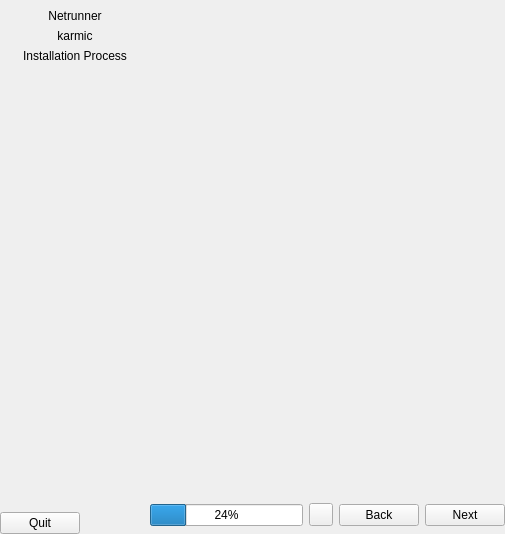
Above: gui/qt/app.ui from netrunner-kubuntu-legacy/ubiquity before the change. Below: the same form after it.
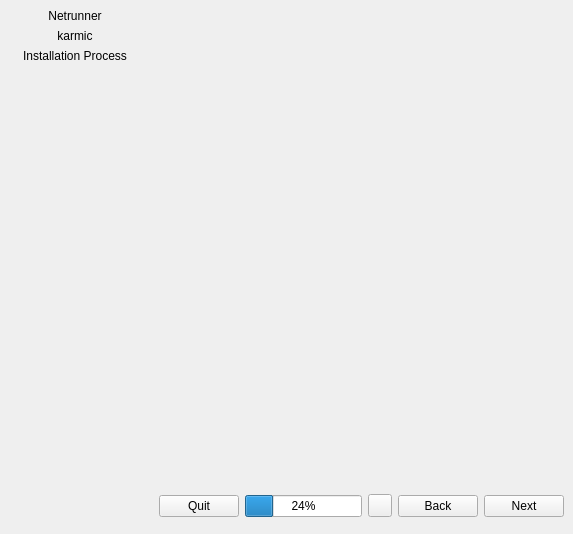
That is the form after the change.

Diff of the .ui file:
```diff
--- a/gui/qt/app.ui
+++ b/gui/qt/app.ui
@@ -6,7 +6,7 @@
    <rect>
     <x>0</x>
     <y>0</y>
-    <width>505</width>
+    <width>573</width>
     <height>534</height>
    </rect>
   </property>
@@ -29,10 +29,7 @@
         <verstretch>0</verstretch>
        </sizepolicy>
       </property>
-      <layout class="QHBoxLayout" name="horizontalLayout">
-       <property name="margin">
-        <number>0</number>
-       </property>
+      <layout class="QHBoxLayout" name="horizontalLayout_8">
        <item>
         <widget class="QStackedWidget" name="progress_stack">
          <property name="sizePolicy">
@@ -46,6 +43,16 @@
            <property name="margin">
             <number>0</number>
            </property>
+           <item>
+            <widget class="QPushButton" name="quit">
+             <property name="text">
+              <string>Quit</string>
+             </property>
+             <property name="autoDefault">
+              <bool>true</bool>
+             </property>
+            </widget>
+           </item>
            <item>
             <widget class="QProgressBar" name="progressBar">
              <property name="value">
@@ -112,7 +119,7 @@
     <item row="0" column="0" rowspan="2">
      <widget class="QWidget" name="sidebar_widget" native="true">
       <property name="sizePolicy">
-       <sizepolicy hsizetype="Fixed" vsizetype="Preferred">
+       <sizepolicy hsizetype="Fixed" vsizetype="MinimumExpanding">
         <horstretch>0</horstretch>
         <verstretch>0</verstretch>
        </sizepolicy>
@@ -184,7 +191,7 @@
        <item>
         <widget class="QWidget" name="steps_widget" native="true">
          <property name="sizePolicy">
-          <sizepolicy hsizetype="Minimum" vsizetype="Minimum">
+          <sizepolicy hsizetype="Expanding" vsizetype="MinimumExpanding">
            <horstretch>0</horstretch>
            <verstretch>0</verstretch>
           </sizepolicy>
@@ -199,23 +206,10 @@
          </layout>
         </widget>
        </item>
-       <item>
-        <spacer name="verticalSpacer">
-         <property name="orientation">
-          <enum>Qt::Vertical</enum>
-         </property>
-         <property name="sizeHint" stdset="0">
-          <size>
-           <width>40</width>
-           <height>20</height>
-          </size>
-         </property>
-        </spacer>
-       </item>
        <item>
         <widget class="QFrame" name="sidebar_footer_frame">
          <property name="sizePolicy">
-          <sizepolicy hsizetype="Preferred" vsizetype="Minimum">
+          <sizepolicy hsizetype="Minimum" vsizetype="Minimum">
            <horstretch>0</horstretch>
            <verstretch>0</verstretch>
           </sizepolicy>
@@ -224,29 +218,6 @@
           <property name="margin">
            <number>0</number>
           </property>
-          <item>
-           <widget class="QPushButton" name="quit">
-            <property name="text">
-             <string>Quit</string>
-            </property>
-            <property name="autoDefault">
-             <bool>true</bool>
-            </property>
-           </widget>
-          </item>
-          <item>
-           <spacer name="horizontalSpacer">
-            <property name="orientation">
-             <enum>Qt::Horizontal</enum>
-            </property>
-            <property name="sizeHint" stdset="0">
-             <size>
-              <width>40</width>
-              <height>20</height>
-             </size>
-            </property>
-           </spacer>
-          </item>
          </layout>
         </widget>
        </item>
```
